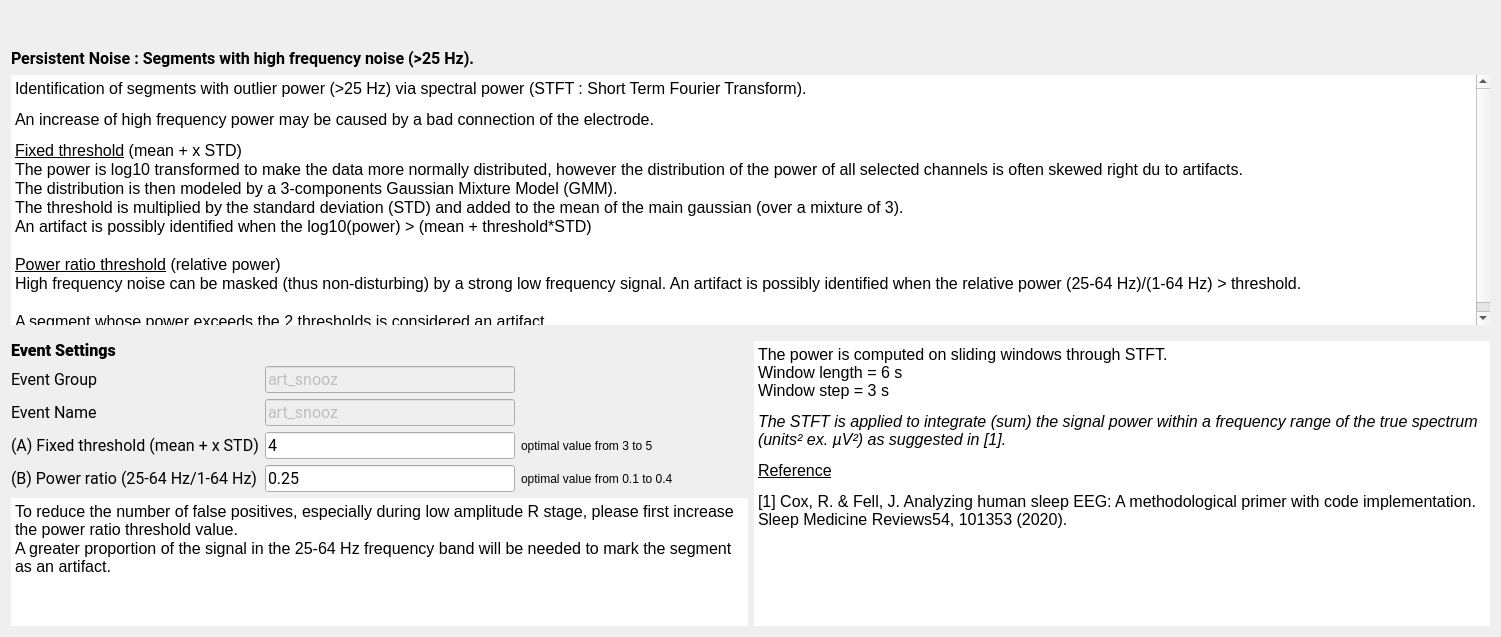
Before: the Qt Designer form tools/CEAMSTools/DetectArtifacts/PersistentNoiseStep/Ui_PersistentNoiseStep.ui in SnoozToolbox/snooz-package-ceams, drawn with Qt 5.
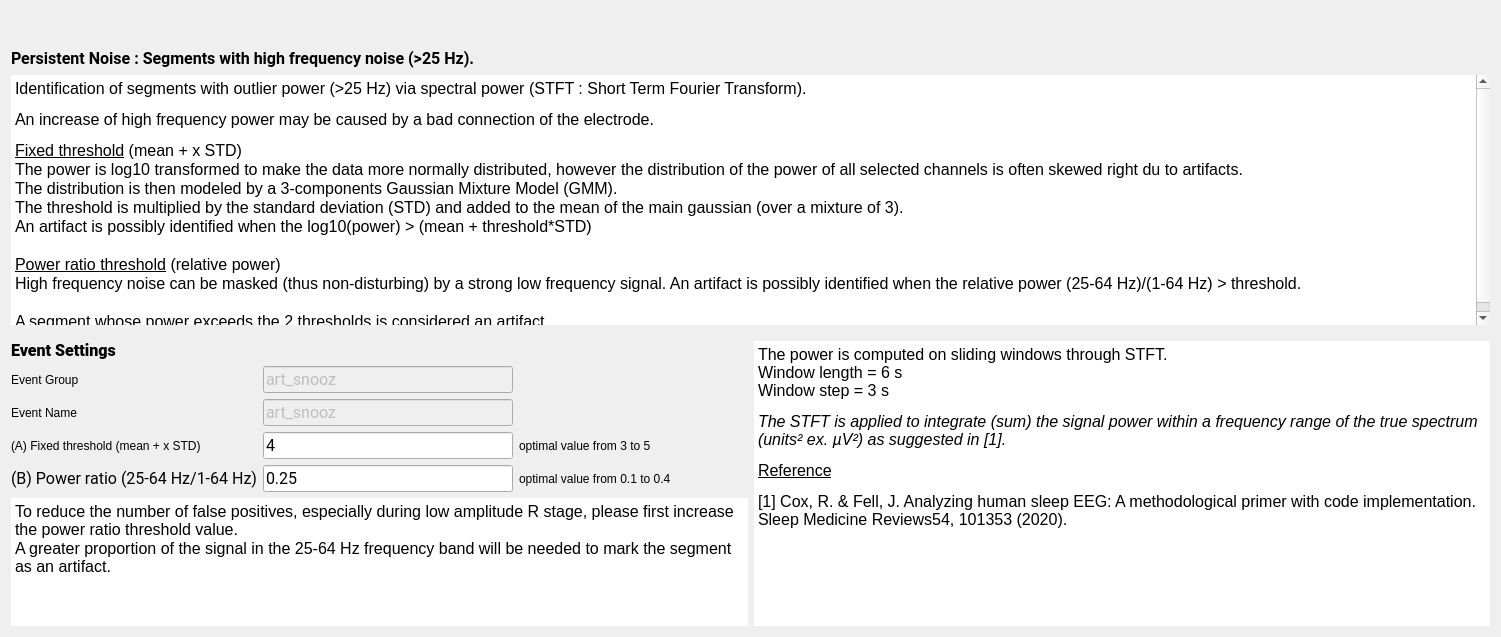
After: the same form once the commit is applied.

The edit to the form file:
```diff
--- a/tools/CEAMSTools/DetectArtifacts/PersistentNoiseStep/Ui_PersistentNoiseStep.ui
+++ b/tools/CEAMSTools/DetectArtifacts/PersistentNoiseStep/Ui_PersistentNoiseStep.ui
@@ -177,30 +177,26 @@
        </item>
        <item>
         <layout class="QGridLayout" name="gridLayout">
-         <item row="0" column="0">
-          <widget class="QLabel" name="label_3">
-           <property name="sizePolicy">
-            <sizepolicy hsizetype="Fixed" vsizetype="Preferred">
-             <horstretch>0</horstretch>
-             <verstretch>0</verstretch>
-            </sizepolicy>
-           </property>
-           <property name="minimumSize">
+         <item row="5" column="2">
+          <widget class="QLabel" name="label_6">
+           <property name="maximumSize">
             <size>
-             <width>140</width>
-             <height>0</height>
+             <width>250</width>
+             <height>16777215</height>
             </size>
            </property>
-           <property name="font">
-            <font>
-             <family>Roboto</family>
-             <pointsize>12</pointsize>
-             <italic>false</italic>
-             <bold>false</bold>
-            </font>
+           <property name="text">
+            <string>optimal value from 0.1 to 0.4</string>
            </property>
+          </widget>
+         </item>
+         <item row="4" column="0">
+          <widget class="QLabel" name="label_7">
+           <property name="toolTip">
+            <string>The threshold value to identify the artefact.  Its units is x times the baseline standard deviation.</string>
+           </property>
            <property name="text">
-            <string>Event Group</string>
+            <string>(A) Fixed threshold (mean + x STD)     </string>
            </property>
           </widget>
          </item>
@@ -231,88 +227,29 @@
            </property>
           </widget>
          </item>
-         <item row="1" column="0">
-          <widget class="QLabel" name="label_11">
-           <property name="minimumSize">
-            <size>
-             <width>140</width>
-             <height>0</height>
-            </size>
-           </property>
-           <property name="font">
-            <font>
-             <family>Roboto</family>
-             <pointsize>12</pointsize>
-             <italic>false</italic>
-             <bold>false</bold>
-            </font>
-           </property>
-           <property name="text">
-            <string>Event Name</string>
-           </property>
-          </widget>
-         </item>
-         <item row="1" column="1">
-          <widget class="QLineEdit" name="name_fixe_lineEdit">
-           <property name="enabled">
-            <bool>false</bool>
-           </property>
-           <property name="maximumSize">
-            <size>
-             <width>250</width>
-             <height>16777215</height>
-            </size>
-           </property>
-           <property name="font">
-            <font>
-             <family>Roboto</family>
-             <pointsize>12</pointsize>
-             <italic>false</italic>
-             <bold>false</bold>
-            </font>
-           </property>
-           <property name="toolTip">
-            <string>The event name of the detected artifact (label in the annotation file). Go to the general Detectors Settings to edit the name.</string>
-           </property>
-           <property name="text">
-            <string>art_snooz</string>
-           </property>
-          </widget>
-         </item>
-         <item row="2" column="0">
+         <item row="0" column="0">
           <widget class="QLabel" name="label_5">
-           <property name="minimumSize">
-            <size>
-             <width>140</width>
-             <height>0</height>
-            </size>
+           <property name="sizePolicy">
+            <sizepolicy hsizetype="Preferred" vsizetype="Preferred">
+             <horstretch>0</horstretch>
+             <verstretch>0</verstretch>
+            </sizepolicy>
            </property>
            <property name="maximumSize">
             <size>
-             <width>270</width>
+             <width>110</width>
              <height>16777215</height>
             </size>
            </property>
-           <property name="font">
-            <font>
-             <family>Roboto</family>
-             <pointsize>12</pointsize>
-             <italic>false</italic>
-             <bold>false</bold>
-            </font>
-           </property>
-           <property name="midLineWidth">
-            <number>0</number>
+           <property name="toolTip">
+            <string>In which &quot;Event Group&quot; the detected artifact are added (label in the annotation file). Go to the general Detectors Settings to edit the group.</string>
            </property>
            <property name="text">
-            <string>&lt;html&gt;&lt;head/&gt;&lt;body&gt;&lt;p&gt;(A) Fixed threshold (mean + x STD)&lt;/p&gt;&lt;/body&gt;&lt;/html&gt;</string>
-           </property>
-           <property name="textFormat">
-            <enum>Qt::TextFormat::RichText</enum>
+            <string>Event Group</string>
            </property>
           </widget>
          </item>
-         <item row="2" column="1">
+         <item row="4" column="1">
           <widget class="QLineEdit" name="tresh_fixe_lineEdit">
            <property name="maximumSize">
             <size>
@@ -336,7 +273,34 @@
            </property>
           </widget>
          </item>
-         <item row="2" column="2">
+         <item row="2" column="1">
+          <widget class="QLineEdit" name="name_fixe_lineEdit">
+           <property name="enabled">
+            <bool>false</bool>
+           </property>
+           <property name="maximumSize">
+            <size>
+             <width>250</width>
+             <height>16777215</height>
+            </size>
+           </property>
+           <property name="font">
+            <font>
+             <family>Roboto</family>
+             <pointsize>12</pointsize>
+             <italic>false</italic>
+             <bold>false</bold>
+            </font>
+           </property>
+           <property name="toolTip">
+            <string/>
+           </property>
+           <property name="text">
+            <string>art_snooz</string>
+           </property>
+          </widget>
+         </item>
+         <item row="4" column="2">
           <widget class="QLabel" name="label_2">
            <property name="maximumSize">
             <size>
@@ -349,28 +313,7 @@
            </property>
           </widget>
          </item>
-         <item row="3" column="0">
-          <widget class="QLabel" name="label">
-           <property name="maximumSize">
-            <size>
-             <width>270</width>
-             <height>16777215</height>
-            </size>
-           </property>
-           <property name="font">
-            <font>
-             <family>Roboto</family>
-             <pointsize>12</pointsize>
-             <italic>false</italic>
-             <bold>false</bold>
-            </font>
-           </property>
-           <property name="text">
-            <string>(B) Power ratio (25-64 Hz/1-64 Hz)</string>
-           </property>
-          </widget>
-         </item>
-         <item row="3" column="1">
+         <item row="5" column="1">
           <widget class="QLineEdit" name="thres_ratio_lineEdit">
            <property name="minimumSize">
             <size>
@@ -397,16 +340,40 @@
            </property>
           </widget>
          </item>
-         <item row="3" column="2">
-          <widget class="QLabel" name="label_6">
+         <item row="5" column="0">
+          <widget class="QLabel" name="label">
            <property name="maximumSize">
             <size>
-             <width>250</width>
+             <width>281</width>
              <height>16777215</height>
             </size>
            </property>
+           <property name="font">
+            <font>
+             <family>Roboto</family>
+             <pointsize>12</pointsize>
+             <italic>false</italic>
+             <bold>false</bold>
+            </font>
+           </property>
            <property name="text">
-            <string>optimal value from 0.1 to 0.4</string>
+            <string>(B) Power ratio (25-64 Hz/1-64 Hz)</string>
+           </property>
+          </widget>
+         </item>
+         <item row="2" column="0">
+          <widget class="QLabel" name="label_3">
+           <property name="maximumSize">
+            <size>
+             <width>110</width>
+             <height>16777215</height>
+            </size>
+           </property>
+           <property name="toolTip">
+            <string>The event name of the detected artifact (label in the annotation file). Go to the general Detectors Settings to edit the name.</string>
+           </property>
+           <property name="text">
+            <string>Event Name</string>
            </property>
           </widget>
          </item>
```
Left out of the diff: 64 changed lines with no effect on the pictures. Lines whose indentation alone changed are shown as unchanged.
